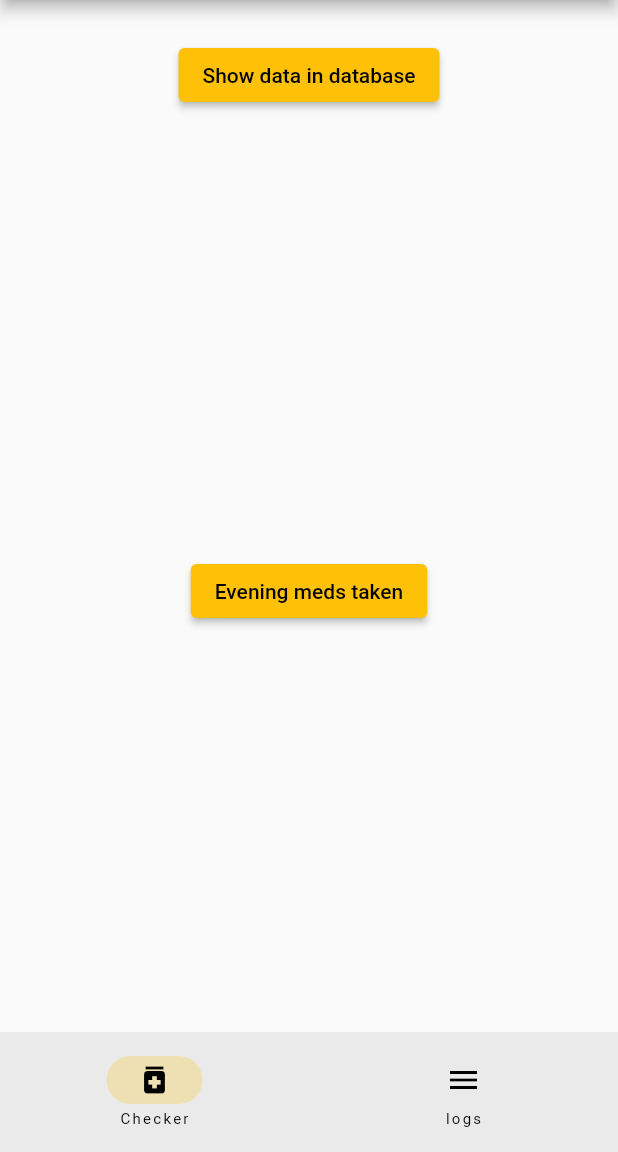
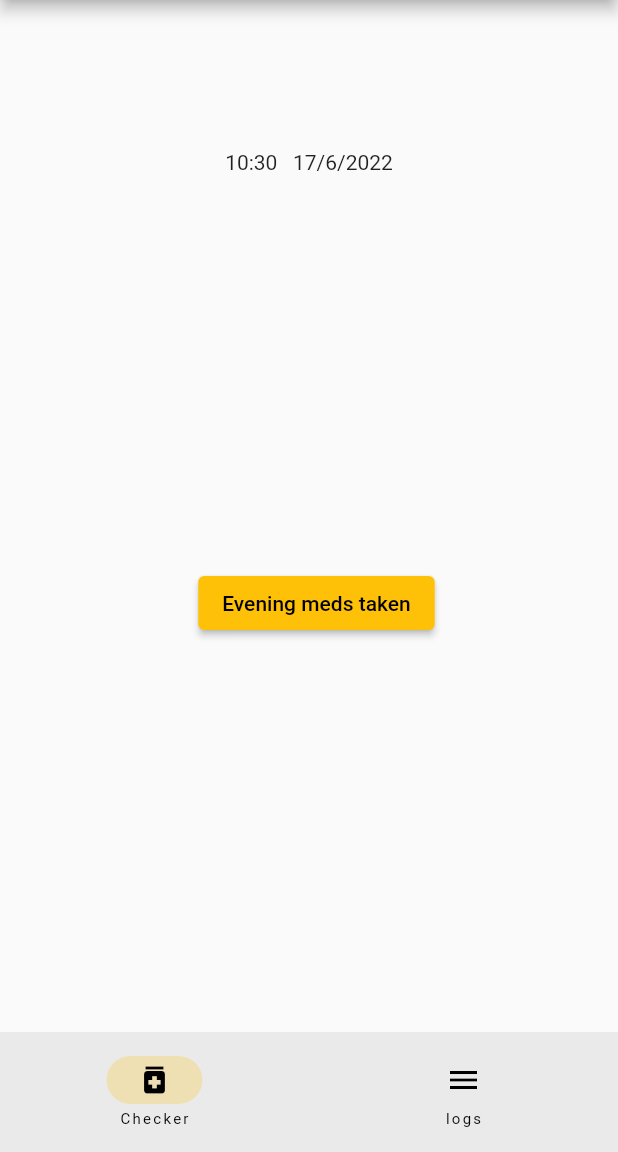
Before and after one commit to FreekSa/medication_app, a Flutter app: the screen it shows after launch, after a tap on "Morning meds taken", on a phone screen of 412 x 824 dp, the part 84-1236 px from its top. Run offline on Flutter 3.47's test engine with Material 2 defaults, Android fonts, the phone set to English and light mode, and no system bars; our stand-ins replace flutter_slidable, sqflite; accounts and stored records are empty.

Commit message:
bugs fixed, app basic functionality works

```diff
--- a/lib/check_medication.dart
+++ b/lib/check_medication.dart
@@ -2,6 +2,7 @@ import 'package:flutter/material.dart';
 import 'package:medication_app/main.dart';
 import 'package:medication_app/models/medicationTaken.dart';
 import 'package:medication_app/services.dart';
+import 'package:path/path.dart';
 import 'package:uuid/uuid.dart';
 
 class CheckMedicationPage extends StatefulWidget {
@@ -12,7 +13,8 @@ class CheckMedicationPage extends StatefulWidget {
 }
 
 class CheckMedication extends State<CheckMedicationPage> {
-  MedicationTaken check = MedicationTaken(id: "", taken: 1, date: "");
+  MedicationTaken check = MedicationTaken(
+      id: "", taken: 1, type: Types.Morning.toString(), date: "");
   List<MedicationTaken> checks = <MedicationTaken>[];
   List<MedicationTaken> filteredList = <MedicationTaken>[];
 
@@ -33,6 +35,7 @@ class CheckMedication extends State<CheckMedicationPage> {
               } else {
                 return Column(
                   children: [
+                    /*
                     Container(
                       height: 100,
                       child: Center(
@@ -46,7 +49,12 @@ class CheckMedication extends State<CheckMedicationPage> {
                         ),
                       ),
                     ),
-
+*/
+                    Container(
+                      margin: EdgeInsets.only(top: 100.0),
+                      child: Text(
+                          "${DateTime.now().hour}:${DateTime.now().minute < 10 ? "0${DateTime.now().minute}" : "${DateTime.now().minute}"} \t ${DateTime.now().day}/${DateTime.now().month}/${DateTime.now().year}"),
+                    ),
                     Expanded(
                       child: Visibility(
                         child: Row(
@@ -69,6 +77,7 @@ class CheckMedication extends State<CheckMedicationPage> {
                                       check = MedicationTaken(
                                           id: uuid.v4(),
                                           taken: 1,
+                                          type: Types.Morning.toString(),
                                           date: DateTime.now().toString());
                                       if (check != null) {
                                         CreateDatabase.instance
@@ -80,6 +89,9 @@ class CheckMedication extends State<CheckMedicationPage> {
                                   child: const Text("Morning meds taken"),
                                 ),
                               ),
+                            ),
+                            Container(
+                              width: 10,
                             ),
                             Visibility(
                               visible: snapshot.data!
@@ -103,6 +115,7 @@ class CheckMedication extends State<CheckMedicationPage> {
                                         check = MedicationTaken(
                                             id: uuid.v4(),
                                             taken: 1,
+                                            type: Types.Evening.toString(),
                                             date: DateTime.now().toString());
                                         if (check.id.isNotEmpty) {
                                           CreateDatabase.instance
--- a/lib/models/medicationTaken.dart
+++ b/lib/models/medicationTaken.dart
@@ -1,26 +1,30 @@
+enum Types { Morning, Afternoon, Evening, Night }
+
 class MedicationTaken {
   final String id;
   final int taken;
   final String date;
+  final String type;
 
-  MedicationTaken({required this.id, required this.taken, required this.date});
+  MedicationTaken(
+      {required this.id,
+      required this.taken,
+      required this.type,
+      required this.date});
 
   Map<String, dynamic> toMap() {
-    return {
-      'id': id,
-      'taken': taken,
-      'date': date,
-    };
+    return {'id': id, 'taken': taken, 'date': date, 'type': type};
   }
 
   factory MedicationTaken.fromMap(Map<String, dynamic> json) => MedicationTaken(
         id: json['id'],
         taken: json['taken'],
+        type: json['type'],
         date: json['date'],
       );
 
   @override
   String toString() {
-    return 'Log{id: $id, title: $taken, date: $date}';
+    return 'Log{id: $id, title: $taken, type: $type , date: $date}';
   }
 }
--- a/lib/services.dart
+++ b/lib/services.dart
@@ -35,6 +35,7 @@ class CreateDatabase {
       CREATE TABLE logsMedicationTaken(
           id TEXT PRIMARY KEY,
           taken INT,
+          type TEXT,
           date TEXT
       );
       ''');
```
Also changed, not shown: 3 other files.
